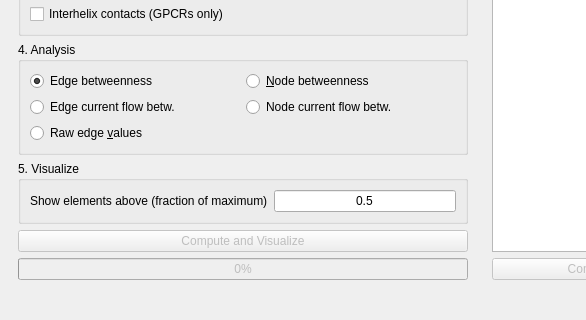
Above: gui/alloviz_mainwindow.ui from frannerin/AlloViz before the change; both pictures show x 0 to 586 and y 405 to 725 of the 766 by 725 pixel window. Below: the same form after it.
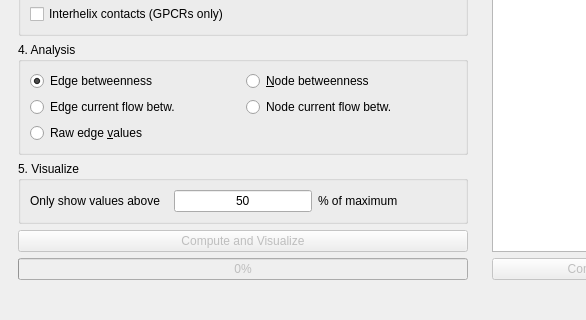
That is the form after the change.

Commit message: history ok

Diff of the .ui file:
```diff
--- a/gui/alloviz_mainwindow.ui
+++ b/gui/alloviz_mainwindow.ui
@@ -277,7 +277,7 @@
              </sizepolicy>
             </property>
             <property name="text">
-             <string>0.5</string>
+             <string>50</string>
             </property>
             <property name="alignment">
              <set>Qt::AlignCenter</set>
@@ -287,7 +287,14 @@
           <item row="0" column="0">
            <widget class="QLabel" name="label_8">
             <property name="text">
-             <string>Show elements above (fraction of maximum)</string>
+             <string>Only show values above</string>
+            </property>
+           </widget>
+          </item>
+          <item row="0" column="2">
+           <widget class="QLabel" name="label_9">
+            <property name="text">
+             <string>% of maximum</string>
             </property>
            </widget>
           </item>
```
Left out of the diff: 8 changed lines with no effect on the pictures. The commit also changes 2 other files.
